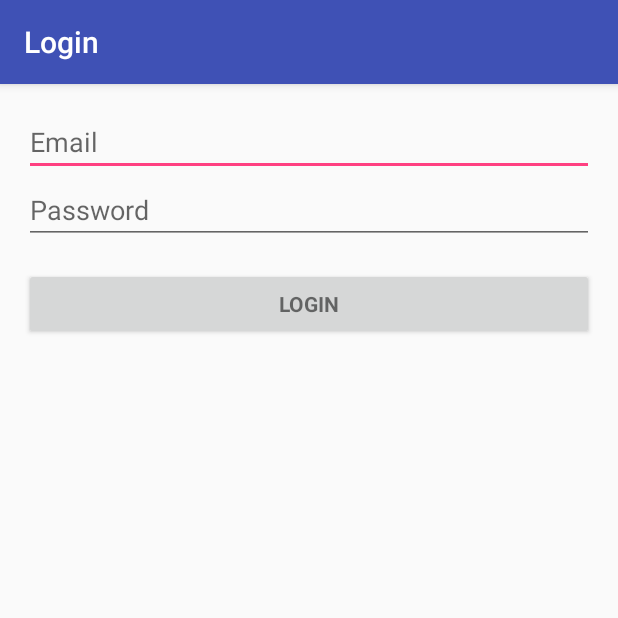
After one commit to frandazzo/eRifornimento, an Android app: the Login2Activity screen opened directly, with no data from a screen before it, on a phone screen of 412 x 824 dp, the top half of it. The commit adds this screen. Run offline under Robolectric (Android 15) with nearby library versions, the phone set to English and light mode, and no system bars.

Commit message:
Impostazione activity di primo accesso e login

```diff
--- a/app/build.gradle
+++ b/app/build.gradle
@@ -24,13 +24,16 @@ dependencies {
     implementation fileTree(dir: 'libs', include: ['*.jar'])
     //noinspection GradleCompatible
     implementation 'com.android.support:appcompat-v7:28.0.0-alpha1'
-    implementation ('com.basgeekball:awesome-validation:4.1') { exclude group: 'com.android.support' }
+    implementation('com.basgeekball:awesome-validation:4.1') {
+        exclude group: 'com.android.support'
+    }
     implementation 'com.android.support.constraint:constraint-layout:1.1.2'
 //    implementation (group: 'me.dm7.barcodescanner', name: 'zxing', version: '1.9.8')
     implementation('com.dlazaro66.qrcodereaderview:qrcodereaderview:2.0.3@aar') {
         transitive = true
     }
 
+    implementation 'com.android.support:design:28.0.0-alpha1'
     testImplementation 'junit:junit:4.12'
     androidTestImplementation 'com.android.support.test:runner:1.0.2'
     androidTestImplementation 'com.android.support.test.espresso:espresso-core:3.0.2'
--- a/app/src/main/java/it/noesis/erifornimento/tasks/PingTask.java
+++ b/app/src/main/java/it/noesis/erifornimento/tasks/PingTask.java
@@ -17,13 +17,13 @@ public class PingTask extends AsyncTask<String, Void, String> {
     protected String doInBackground(String... strings) {
 
         try {
-            Thread.sleep(3000);
+            Thread.sleep(1000);
         } catch (InterruptedException e) {
             e.printStackTrace();
         }
 
-        if (strings[0].length() > 3)
-            return strings[0];
+//        if (strings[0].length() > 3)
+//            return strings[0];
 
         return "";
     }
--- a/app/src/main/java/it/noesis/erifornimento/utils/Constants.java
+++ b/app/src/main/java/it/noesis/erifornimento/utils/Constants.java
@@ -18,4 +18,6 @@ public class Constants {
     public static final int ACTIVITY_FOR_RESULT_CLIENTE = 111;
 
     public static final String CLIENTE = "cliente";
+    public static final String PREFERENCES_USER_TOKEN = "token";
+    public static final String LOGGED_USERNAME = "userlogged";
 }
--- /dev/null
+++ b/app/src/main/res/layout/activity_login2.xml
@@ -0,0 +1,65 @@
+<?xml version="1.0" encoding="utf-8"?>
+<LinearLayout xmlns:android="http://schemas.android.com/apk/res/android"
+    xmlns:tools="http://schemas.android.com/tools"
+    android:layout_width="match_parent"
+    android:layout_height="match_parent"
+    android:gravity="center_horizontal"
+    android:orientation="vertical"
+    android:paddingBottom="@dimen/activity_vertical_margin"
+    android:paddingLeft="@dimen/activity_horizontal_margin"
+    android:paddingRight="@dimen/activity_horizontal_margin"
+    android:paddingTop="@dimen/activity_vertical_margin"
+    tools:context=".Login2Activity">
+
+    <!-- Login progress -->
+    <ProgressBar
+        android:id="@+id/login_progress"
+        style="?android:attr/progressBarStyleLarge"
+        android:layout_width="wrap_content"
+        android:layout_height="wrap_content"
+        android:layout_marginBottom="8dp"
+        android:visibility="gone" />
+
+    <ScrollView
+        android:id="@+id/login_form"
+        android:layout_width="match_parent"
+        android:layout_height="match_parent">
+
+        <LinearLayout
+            android:id="@+id/email_login_form"
+            android:layout_width="match_parent"
+            android:layout_height="wrap_content"
+            android:orientation="vertical">
+
+            <EditText
+                android:id="@+id/username"
+                android:layout_width="match_parent"
+                android:layout_height="wrap_content"
+                android:hint="@string/prompt_email"
+                android:inputType="text"
+                android:maxLines="1"
+                android:singleLine="true"
+                />
+
+            <EditText
+            android:id="@+id/password"
+            android:layout_width="match_parent"
+            android:layout_height="wrap_content"
+            android:hint="@string/prompt_password"
+            android:inputType="textPassword"
+            android:maxLines="1"
+            android:singleLine="true" />
+
+
+            <Button
+                android:id="@+id/email_sign_in_button"
+                style="?android:textAppearanceSmall"
+                android:layout_width="match_parent"
+                android:layout_height="wrap_content"
+                android:layout_marginTop="16dp"
+                android:text="@string/action_sign_in"
+                android:textStyle="bold" />
+
+        </LinearLayout>
+    </ScrollView>
+</LinearLayout>
--- a/app/src/main/res/values/dimens.xml
+++ b/app/src/main/res/values/dimens.xml
@@ -2,4 +2,7 @@
 <resources>
     <dimen name="padding_end_button">30dp</dimen>
     <dimen name="dialog_margin">20dp</dimen>
+    <!-- Default screen margins, per the Android Design guidelines. -->
+    <dimen name="activity_horizontal_margin">16dp</dimen>
+    <dimen name="activity_vertical_margin">16dp</dimen>
 </resources>
--- a/app/src/main/res/values/strings.xml
+++ b/app/src/main/res/values/strings.xml
@@ -34,7 +34,7 @@
     <string name="provicia">Provincia sede legale</string>
     <string name="naziones">Nazione sede legale</string>
     <string name="ok">Ok</string>
-    <string name="httpserver">http://myserver.com/api/</string>
+    <string name="httpserver">http://192.168.1.15:8080</string>
     <string name="emptyragione">La ragione sociale non può essere nulla</string>
     <string name="emptypartitaiva">La partita iva non puo essere nulla</string>
     <string name="invalidpartitaiva">La partita iva deve essere composta di 11 numeri</string>
@@ -44,5 +44,20 @@
     <string name="emptyindirizzo">L\'indirizzo non può essere nullo</string>
     <string name="emptycomune">Il comune non può essere nullo</string>
     <string name="totale">Totale</string>
+    <string name="title_activity_login">Login</string>
+
+    <!-- Strings related to login -->
+    <string name="prompt_email">Email</string>
+    <string name="prompt_password">Password</string>
+    <string name="action_sign_in">Login</string>
+    <string name="action_sign_in_short">Login</string>
+    <string name="error_invalid_email">Username richiesto</string>
+    <string name="error_invalid_password">Password richiesta</string>
+    <string name="error_incorrect_password">This password is incorrect</string>
+    <string name="error_field_required">Campo obbligatorio</string>
+    <string name="permission_rationale">"Contacts permissions are needed for providing email
+        completions."
+    </string>
+    <string name="logout">Logout</string>
 
 </resources>
--- a/app/src/main/res/values/styles.xml
+++ b/app/src/main/res/values/styles.xml
@@ -8,4 +8,7 @@
         <item name="colorAccent">@color/colorAccent</item>
     </style>
 
+
+
+
 </resources>
```
Also changed, not shown: app/src/main/AndroidManifest.xml (+7 -4 lines), app/src/main/java/it/noesis/erifornimento/FirstAccessActivity.java (added, +129 -0 lines), app/src/main/java/it/noesis/erifornimento/Login2Activity.java (added, +168 -0 lines), app/src/main/java/it/noesis/erifornimento/MainActivity.java (+39 -1 lines), app/src/main/java/it/noesis/erifornimento/Splash.java (+65 -5 lines), app/src/main/java/it/noesis/erifornimento/model/LoginTaskResult.java (added, +27 -0 lines), app/src/main/java/it/noesis/erifornimento/model/User.java (added, +33 -0 lines), app/src/main/java/it/noesis/erifornimento/tasks/LoginTask.java (added, +59 -0 lines), app/src/main/res/layout/activity_first_access.xml (added, +55 -0 lines), app/src/main/res/menu/my_menu.xml (added, +12 -0 lines).
